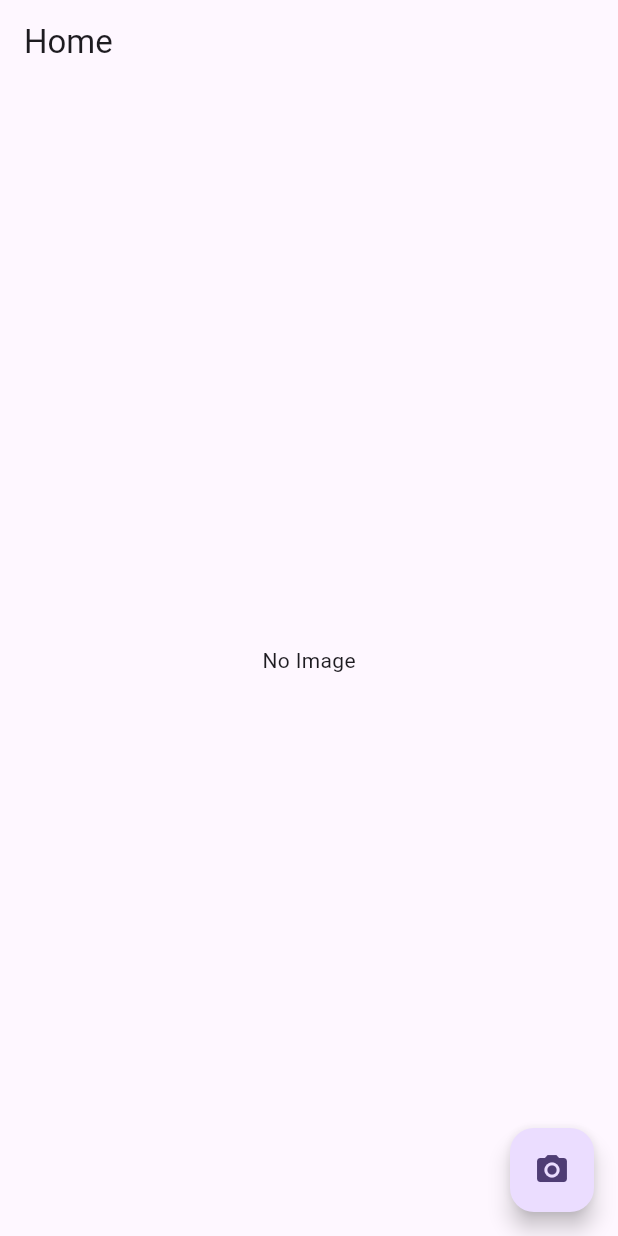
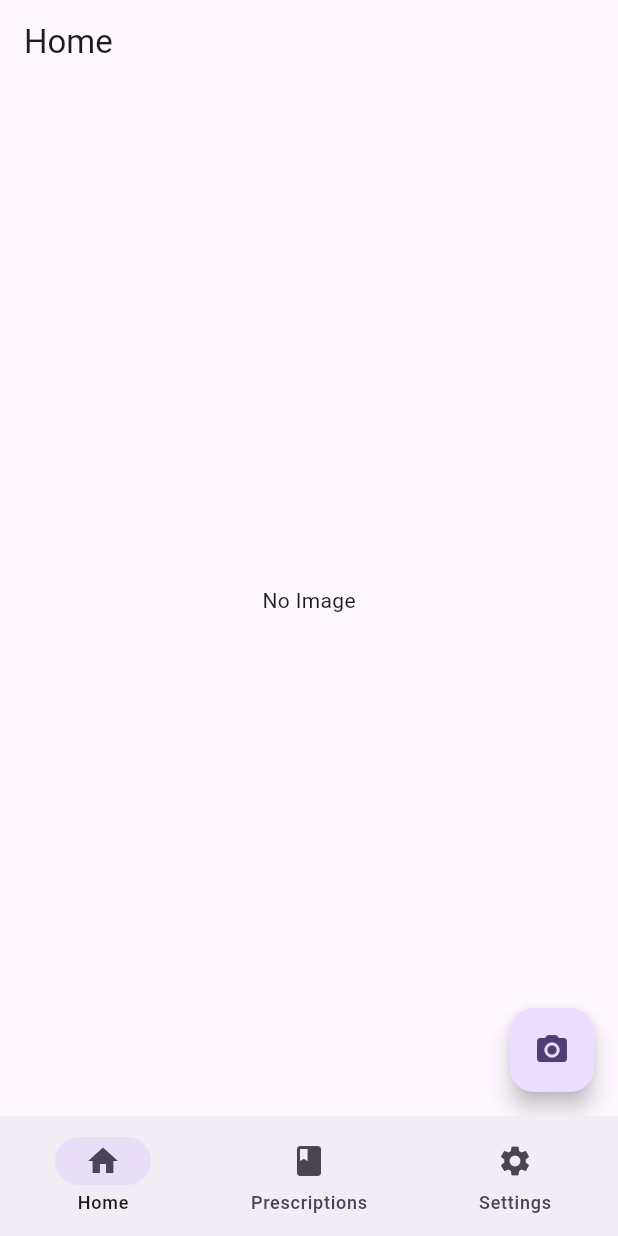
Before and after one commit to bhan-trinh/pill-reminder, a Flutter app: the screen it shows after launch, on a phone screen of 412 x 824 dp. Run offline on Flutter 3.47's test engine with Material 3 defaults, Android fonts, the phone set to English and light mode, and no system bars; our stand-ins replace get, image_picker.

Commit message:
Add Navigation Menu

```diff
--- a/frontend/lib/main.dart
+++ b/frontend/lib/main.dart
@@ -1,5 +1,5 @@
 import 'package:flutter/material.dart';
-import 'home.dart';
+import 'navigation_menu.dart';
 
 void main() {
   runApp(const MyApp());
@@ -31,7 +31,7 @@ class MyApp extends StatelessWidget {
         // tested with just a hot reload.
         colorScheme: ColorScheme.fromSeed(seedColor: Colors.deepPurple),
       ),
-      home: const HomePage(),
+      home: const NavigationMenu(),
     );
   }
 }
--- a/frontend/lib/navigation_menu.dart
+++ b/frontend/lib/navigation_menu.dart
@@ -1,24 +1,36 @@
 import 'package:flutter/material.dart';
+import 'package:get/get.dart';
+import 'home.dart';
 
 class NavigationMenu extends StatelessWidget {
   const NavigationMenu({super.key});
 
   @override
   Widget build(BuildContext context) {
+    final controller = Get.put(NavigationController());
+
     return Scaffold(
-      bottomNavigationBar: NavigationBar(
-        selectedIndex: 0,
-        onDestinationSelected: (index) => {
-
-        },
+      bottomNavigationBar: Obx (
+        () => NavigationBar(
+        selectedIndex: controller.selectedIndex.value,
+        onDestinationSelected: (index) => controller.selectedIndex.value = index,
         destinations: [
           NavigationDestination(icon: const Icon(Icons.home), label: "Home"),
           NavigationDestination(icon: const Icon(Icons.book), label: "Prescriptions"),
           NavigationDestination(icon: const Icon(Icons.settings), label: "Settings"),
-          Container(),
         ],
+        )
         ),
-        body: Container(),
+        body: controller.screens[controller.selectedIndex.value],
     );
   }
 }
+
+class NavigationController extends GetxController{
+  final Rx<int> selectedIndex = 0.obs;
+  final screens = [
+    const HomePage(),
+    Container(),
+    Container(),
+    ];
+}
```
